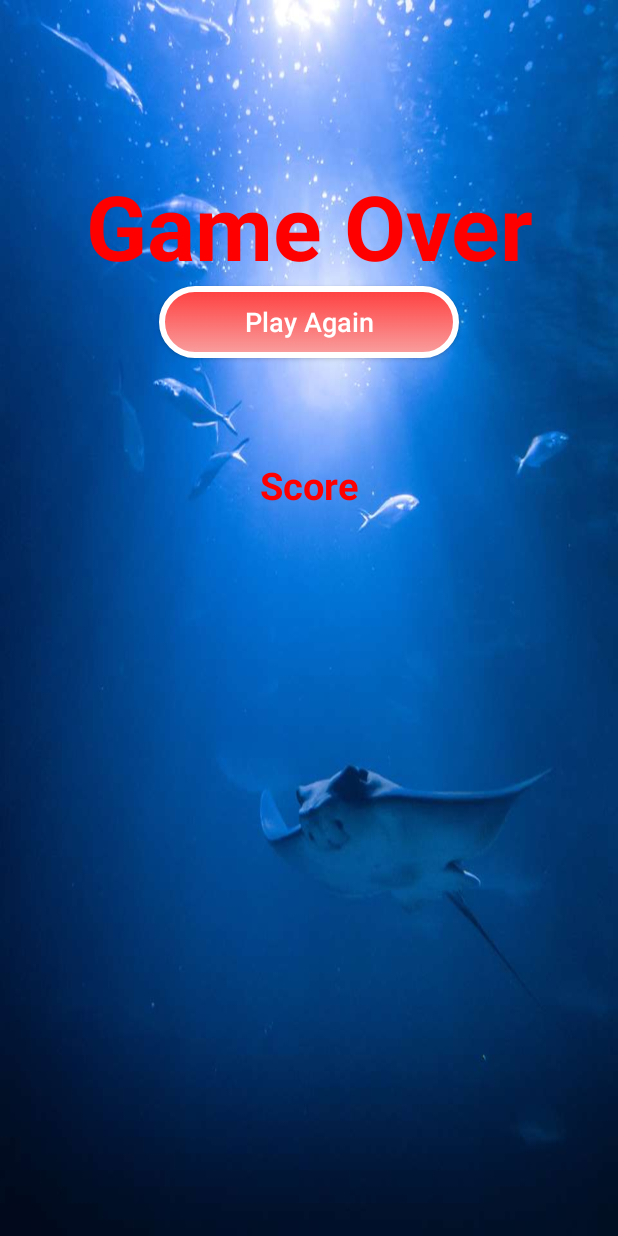
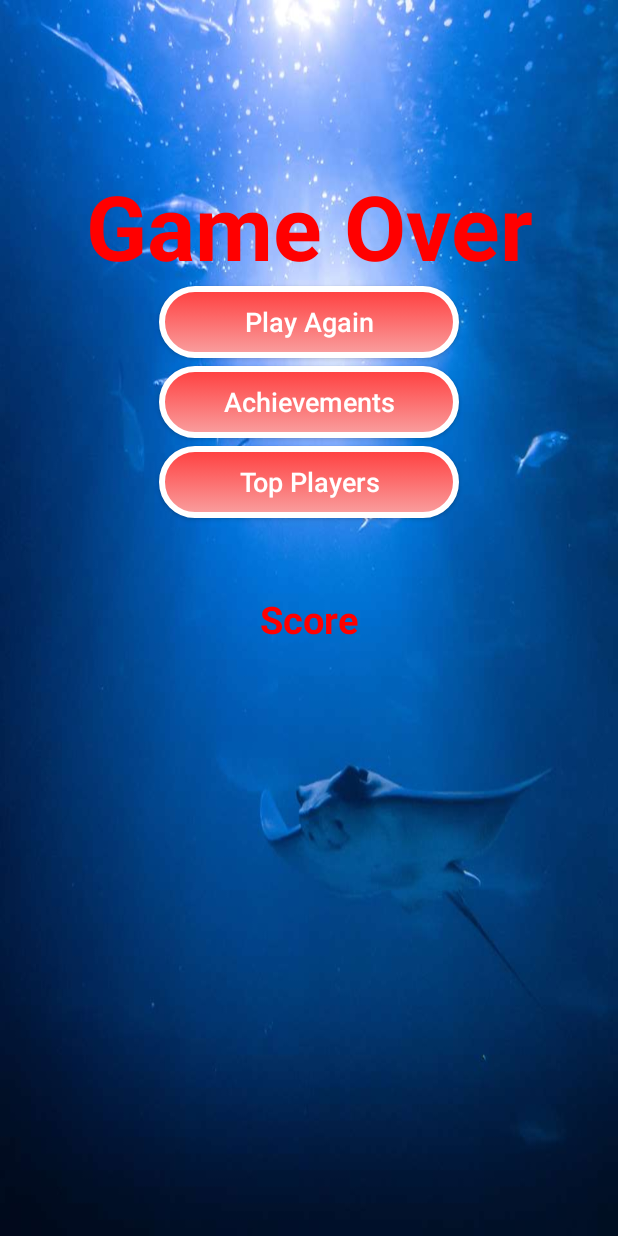
Before and after one commit to Nandathilaka/the-run-fish, an Android app: the layout activity_run_fish_game_over.xml on its own in the app's theme, with its tools: preview values and no code run, on a phone screen of 412 x 824 dp. Run offline under Robolectric (Android 15) with nearby library versions, the phone set to English and light mode, and no system bars.

Commit message:
1.4 Release, Added Play Game Services, Removed Add
1.4 Release, Added Play Game Services, Removed Add

```diff
--- a/app/src/main/AndroidManifest.xml
+++ b/app/src/main/AndroidManifest.xml
@@ -17,6 +17,10 @@
         <meta-data
             android:name="com.google.android.gms.ads.APPLICATION_ID"
             android:value="ca-app-pub-4566432493079281~8851639304"/>
+        <meta-data android:name="com.google.android.gms.games.APP_ID"
+            android:value="@string/app_id" />
+        <meta-data android:name="com.google.android.gms.version"
+            android:value="@integer/google_play_services_version"/>
         <activity android:name=".RunFishGameOverActivity"></activity>
         <activity android:name=".DashBoradActivity">
 
--- a/app/src/main/res/layout/activity_run_fish_game_over.xml
+++ b/app/src/main/res/layout/activity_run_fish_game_over.xml
@@ -7,6 +7,7 @@
     android:background="@drawable/dash_borad_background"
     tools:context=".RunFishGameOverActivity">
 
+    <!--Commented for the policy issue: One page can one Ad
     <com.google.android.gms.ads.AdView
         android:id="@+id/adViewTop"
         android:layout_width="wrap_content"
@@ -15,7 +16,7 @@
         android:layout_alignParentBottom="false"
         ads:adSize="BANNER"
         ads:adUnitId="ca-app-pub-4566432493079281/6806500243">
-    </com.google.android.gms.ads.AdView>
+    </com.google.android.gms.ads.AdView>-->
 
     <TextView
         android:id="@+id/gameOverTextView"
@@ -40,13 +41,39 @@
         android:textAllCaps="false"
         android:textColor="#FFFFFF"
         android:textSize="18dp" />
+    <Button
+        android:id="@+id/achievementButton"
+        android:layout_width="200dp"
+        android:layout_height="wrap_content"
+        android:layout_below="@+id/playAgainButton"
+        android:layout_centerHorizontal="true"
+        android:layout_marginTop="5dp"
+        android:background="@drawable/play_again_button"
+        android:padding="10dp"
+        android:text="Achievements"
+        android:textAllCaps="false"
+        android:textColor="#FFFFFF"
+        android:textSize="18dp" />
+    <Button
+        android:id="@+id/topPlayersButton"
+        android:layout_width="200dp"
+        android:layout_height="wrap_content"
+        android:layout_below="@+id/achievementButton"
+        android:layout_centerHorizontal="true"
+        android:layout_marginTop="5dp"
+        android:background="@drawable/play_again_button"
+        android:padding="10dp"
+        android:text="Top Players"
+        android:textAllCaps="false"
+        android:textColor="#FFFFFF"
+        android:textSize="18dp" />
 
     <TextView
         android:id="@+id/scoreTextView"
         android:layout_width="match_parent"
         android:layout_height="wrap_content"
-        android:layout_below="@id/playAgainButton"
-        android:layout_marginTop="67dp"
+        android:layout_below="@id/topPlayersButton"
+        android:layout_marginTop="50dp"
         android:text="Score"
         android:textAlignment="center"
         android:textAllCaps="false"
--- /dev/null
+++ b/app/src/main/res/values/integers.xml
@@ -0,0 +1,3 @@
+<resources>
+    <integer name="google_play_services_version">12451000</integer>
+</resources>
```
Also changed, not shown: app/build.gradle (+5 -3 lines), app/src/main/java/com/nandeproduction/runfish/RunFishGameOverActivity.java (+94 -2 lines), app/src/main/java/com/nandeproduction/runfish/RunFishView.java (+36 -31 lines), app/src/main/res/values/games-ids.xml (added, +14 -0 lines), app/src/main/res/drawable/icon512.png (added), 10 other files.
